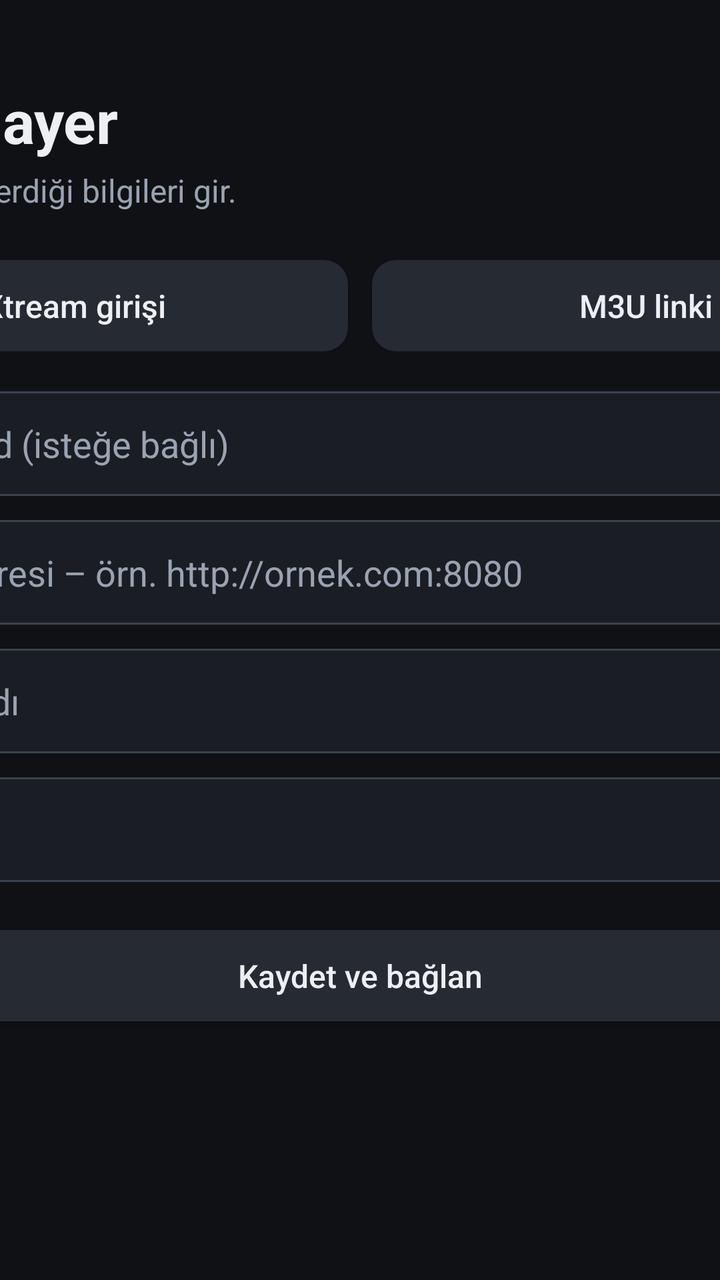
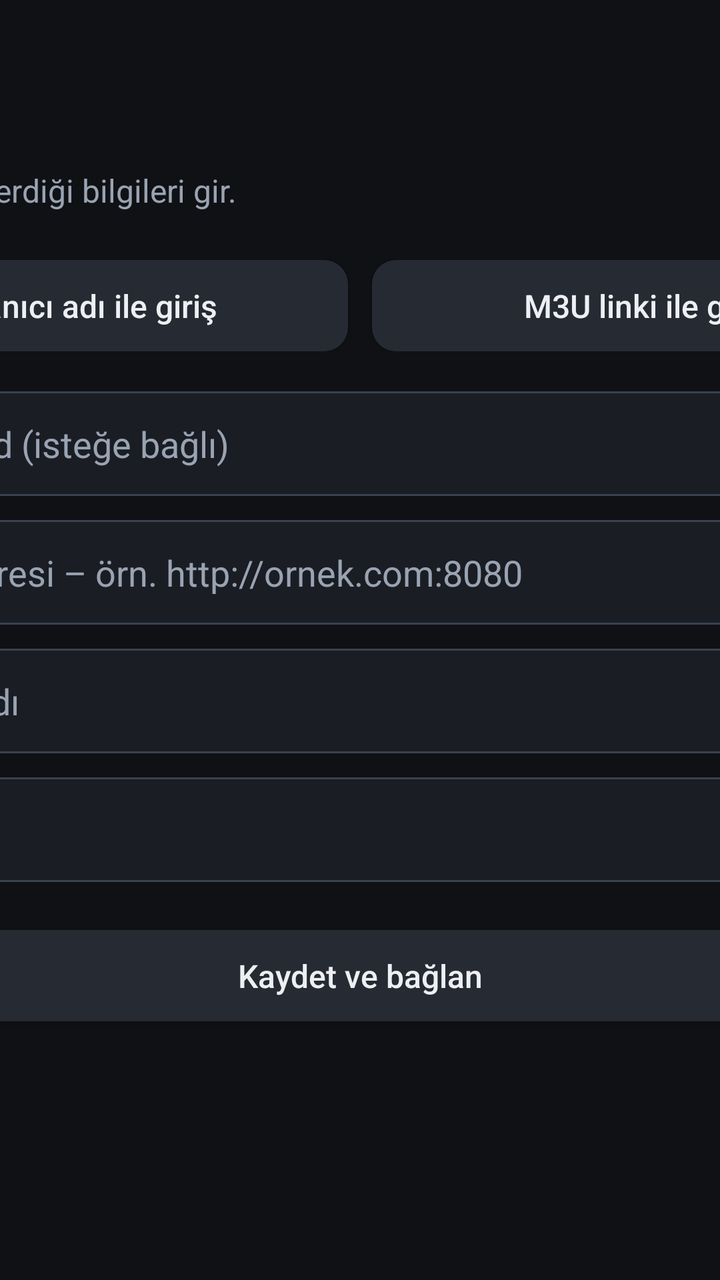

The first picture is an Android layout as it rendered before a commit; the second is the same layout after the commit. The layout source and the unified diff follow.
<!-- AndroidManifest.xml: application theme AppTheme -->
<!-- res/layout/activity_login.xml -->
<?xml version="1.0" encoding="utf-8"?>
<ScrollView xmlns:android="http://schemas.android.com/apk/res/android"
    android:layout_width="match_parent"
    android:layout_height="match_parent"
    android:background="@color/bg"
    android:fillViewport="true">

    <LinearLayout
        android:layout_width="560dp"
        android:layout_height="wrap_content"
        android:layout_gravity="center_horizontal"
        android:orientation="vertical"
        android:paddingTop="40dp"
        android:paddingBottom="40dp">

        <TextView
            android:layout_width="wrap_content"
            android:layout_height="wrap_content"
            android:text="IPTV Player"
            android:textColor="@color/text"
            android:textSize="30sp"
            android:textStyle="bold" />

        <TextView
            android:layout_width="wrap_content"
            android:layout_height="wrap_content"
            android:layout_marginTop="4dp"
            android:text="Sağlayıcının verdiği bilgileri gir."
            android:textColor="@color/text_dim"
            android:textSize="16sp" />

        <LinearLayout
            android:layout_width="match_parent"
            android:layout_height="wrap_content"
            android:layout_marginTop="24dp"
            android:orientation="horizontal">

            <Button
                android:id="@+id/btnXtream"
                style="@style/Btn"
                android:layout_width="0dp"
                android:layout_weight="1"
                android:text="Xtream girişi" />

            <Button
                android:id="@+id/btnM3u"
                style="@style/Btn"
                android:layout_width="0dp"
                android:layout_marginLeft="12dp"
                android:layout_weight="1"
                android:text="M3U linki" />
        </LinearLayout>

        <EditText
            android:id="@+id/etName"
            style="@style/Input"
            android:layout_marginTop="20dp"
            android:hint="Görünen ad (isteğe bağlı)"
            android:inputType="text" />

        <LinearLayout
            android:id="@+id/groupXtream"
            android:layout_width="match_parent"
            android:layout_height="wrap_content"
            android:orientation="vertical">

            <EditText
                android:id="@+id/etServer"
                style="@style/Input"
                android:hint="Sunucu adresi – örn. http://ornek.com:8080"
                android:inputType="textUri" />

            <EditText
                android:id="@+id/etUser"
                style="@style/Input"
                android:hint="Kullanıcı adı"
                android:inputType="text|textNoSuggestions" />

            <EditText
                android:id="@+id/etPass"
                style="@style/Input"
                android:hint="Şifre"
                android:imeOptions="actionDone"
                android:inputType="textVisiblePassword|textNoSuggestions" />
        </LinearLayout>

        <LinearLayout
            android:id="@+id/groupM3u"
            android:layout_width="match_parent"
            android:layout_height="wrap_content"
            android:orientation="vertical"
            android:visibility="gone">

            <EditText
                android:id="@+id/etM3u"
                style="@style/Input"
                android:hint="M3U linki – http://..."
                android:imeOptions="actionDone"
                android:inputType="textUri" />
        </LinearLayout>

        <Button
            android:id="@+id/btnSave"
            style="@style/Btn"
            android:layout_width="match_parent"
            android:layout_marginTop="24dp"
            android:text="Kaydet ve bağlan" />

        <ProgressBar
            android:id="@+id/progress"
            android:layout_width="40dp"
            android:layout_height="40dp"
            android:layout_gravity="center_horizontal"
            android:layout_marginTop="16dp"
            android:visibility="gone" />

        <TextView
            android:id="@+id/tvStatus"
            android:layout_width="match_parent"
            android:layout_height="wrap_content"
            android:layout_marginTop="12dp"
            android:gravity="center"
            android:textColor="@color/error"
            android:textSize="16sp" />
    </LinearLayout>
</ScrollView>
<!-- resources referenced by this layout -->
<resources>
  <color name="bg">#0F1115</color>
  <color name="error">#FF7A7A</color>
  <color name="text">#EDEFF3</color>
  <color name="text_dim">#9AA3B2</color>
  <style name="Btn">
          <item name="android:layout_width">wrap_content</item>
          <item name="android:layout_height">wrap_content</item>
          <item name="android:background">@drawable/bg_button</item>
          <item name="android:textColor">@color/item_text</item>
          <item name="android:textAllCaps">false</item>
          <item name="android:textSize">16sp</item>
          <item name="android:paddingLeft">16dp</item>
          <item name="android:paddingRight">16dp</item>
          <item name="android:paddingTop">12dp</item>
          <item name="android:paddingBottom">12dp</item>
          <item name="android:minHeight">0dp</item>
          <item name="android:minWidth">0dp</item>
          <item name="android:focusable">true</item>
      </style>
  <style name="Input">
          <item name="android:layout_width">match_parent</item>
          <item name="android:layout_height">wrap_content</item>
          <item name="android:layout_marginTop">12dp</item>
          <item name="android:background">@drawable/bg_input</item>
          <item name="android:padding">14dp</item>
          <item name="android:textColor">@color/text</item>
          <item name="android:textColorHint">@color/text_dim</item>
          <item name="android:textSize">18sp</item>
          <item name="android:singleLine">true</item>
          <item name="android:imeOptions">actionNext</item>
      </style>
  <style name="AppTheme" parent="Theme.AppCompat.NoActionBar">
          <item name="android:windowBackground">@color/bg</item>
          <item name="colorPrimary">@color/accent</item>
          <item name="colorPrimaryDark">@color/bg</item>
          <item name="colorAccent">@color/accent</item>
          <item name="android:textColorPrimary">@color/text</item>
          <item name="android:textColorSecondary">@color/text_dim</item>
      </style>
  <!-- drawable bg_button (drawable) -->
  <?xml version="1.0" encoding="utf-8"?>
  <selector xmlns:android="http://schemas.android.com/apk/res/android">
      <item android:state_focused="true">
          <shape>
              <solid android:color="@color/accent" />
              <corners android:radius="12dp" />
          </shape>
      </item>
      <item android:state_activated="true">
          <shape>
              <solid android:color="@color/panel_light" />
              <stroke android:width="2dp" android:color="@color/accent" />
              <corners android:radius="12dp" />
          </shape>
      </item>
      <item>
          <shape>
              <solid android:color="@color/panel_light" />
              <corners android:radius="12dp" />
          </shape>
      </item>
  </selector>
  <!-- drawable bg_input (drawable) -->
  <?xml version="1.0" encoding="utf-8"?>
  <selector xmlns:android="http://schemas.android.com/apk/res/android">
      <item android:state_focused="true">
          <shape>
              <solid android:color="@color/panel" />
              <stroke android:width="2dp" android:color="@color/accent" />
              <corners android:radius="10dp" />
          </shape>
      </item>
      <item>
          <shape>
              <solid android:color="@color/panel" />
              <stroke android:width="1dp" android:color="@color/line" />
              <corners android:radius="10dp" />
          </shape>
      </item>
  </selector>
  <color name="accent">#2FD3A6</color>
  <color name="panel_light">#262A33</color>
  <color name="panel">#1A1D24</color>
  <color name="line">#3A4250</color>
</resources>

<!-- the commit's change to res/layout/activity_login.xml (unified diff, before → after) -->
@@ -16,7 +16,7 @@
         <TextView
             android:layout_width="wrap_content"
             android:layout_height="wrap_content"
-            android:text="IPTV Player"
+            android:text="KcKTV"
             android:textColor="@color/text"
             android:textSize="30sp"
             android:textStyle="bold" />
@@ -40,7 +40,7 @@
                 style="@style/Btn"
                 android:layout_width="0dp"
                 android:layout_weight="1"
-                android:text="Xtream girişi" />
+                android:text="Kullanıcı adı ile giriş" />
 
             <Button
                 android:id="@+id/btnM3u"
@@ -48,7 +48,7 @@
                 android:layout_width="0dp"
                 android:layout_marginLeft="12dp"
                 android:layout_weight="1"
-                android:text="M3U linki" />
+                android:text="M3U linki ile giriş" />
         </LinearLayout>
 
         <EditText
